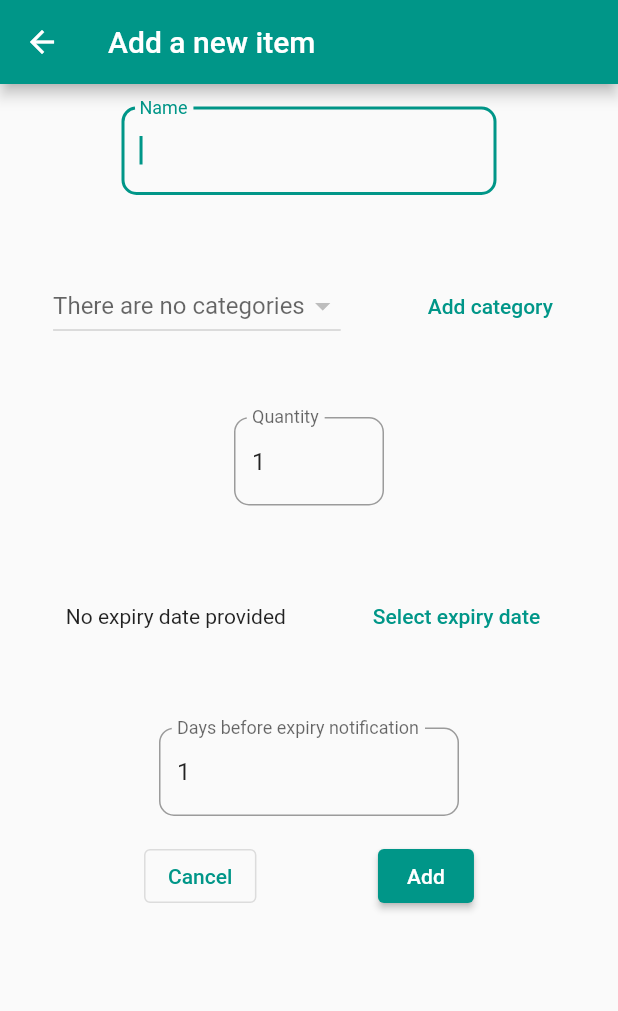
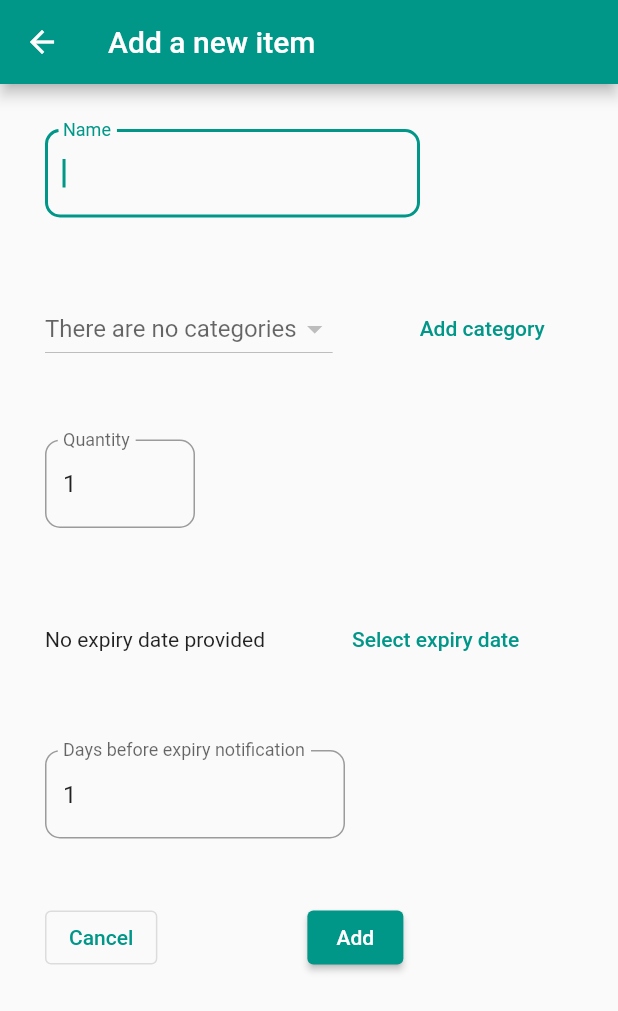
Before and after one commit to InagoesIT/GroceryManager, a Flutter app: the screen it shows after launch, after a tap on the "add" icon, on a phone screen of 412 x 824 dp. Shown: the top 1011 px of the screen. Run offline on Flutter 3.47's test engine with Material 2 defaults, Android fonts, the light colour scheme and no system bars; our stand-ins replace get, get_storage.

Commit message:
MyApp is GroceryManager and current filter fix

```diff
--- a/grocery_manager/lib/controllers/my_products_controller.dart
+++ b/grocery_manager/lib/controllers/my_products_controller.dart
@@ -4,7 +4,8 @@ import '../models/product.dart';
 import '../views/filters_page.dart';
 
 class MyProductsController<T extends Product> extends GetxController {
-  final RxList<T> _products = List<T>.empty(growable: true).obs;
+  final RxList<T> _allProducts = List<T>.empty(growable: true).obs;
+  RxList<T> _products = List<T>.empty(growable: true).obs;
   String key;
   RxString currentFilter = FiltersPage.NO_CATEGORY.obs;
   Function createProductFunction;
@@ -20,17 +21,29 @@ class MyProductsController<T extends Product> extends GetxController {
       for (Map<String, dynamic> productMap in storedProducts) {
         T product = createProductFunction();
         product.fromJson(productMap);
-        _products.add(product);
+        _allProducts.add(product);
       }
+      _products.value = _allProducts;
     }
-    ever(_products, (_) {
-      GetStorage().write(key, _products.toList());
+    ever(_allProducts, (_) {
+      GetStorage().write(key, _allProducts.toList());
     });
     super.onInit();
   }
 
+  void filterProducts() {
+    if (currentFilter.value == FiltersPage.NO_CATEGORY) {
+      _products.value = _allProducts;
+      return;
+    }
+    _products.value = _allProducts
+        .where((product) => product.category.value == currentFilter.value)
+        .toList();
+  }
+
   void addProduct(T product) {
-    _products.add(product);
+    _allProducts.add(product);
+    filterProducts();
   }
 
   T? getProduct(int index) {
@@ -59,6 +72,8 @@ class MyProductsController<T extends Product> extends GetxController {
     if (index < 0 && index >= _products.length) {
       return;
     }
-    _products.removeAt(index);
+    T product = _products[index];
+    _allProducts.remove(product);
+    filterProducts();
   }
 }
--- a/grocery_manager/lib/main.dart
+++ b/grocery_manager/lib/main.dart
@@ -11,11 +11,11 @@ import 'models/grocery.dart';
 
 void main() async {
   await GetStorage.init();
-  runApp(const MyApp());
+  runApp(const GroceryManager());
 }
 
-class MyApp extends StatelessWidget {
-  const MyApp({super.key});
+class GroceryManager extends StatelessWidget {
+  const GroceryManager({super.key});
 
   void createControllers() {
     Get.put(MyProductsController<Grocery>(
--- a/grocery_manager/lib/views/base_views/my_product.dart
+++ b/grocery_manager/lib/views/base_views/my_product.dart
@@ -27,11 +27,9 @@ abstract class MyProduct<T extends Product> extends StatelessWidget {
 
   Widget getBody(BuildContext context) {
     return Padding(
-      padding: const EdgeInsets.all(15),
+      padding: const EdgeInsets.fromLTRB(30, 30, 0, 0),
       child: SingleChildScrollView(
           child: Column(
-        mainAxisAlignment: MainAxisAlignment.center,
-        crossAxisAlignment: CrossAxisAlignment.center,
         children: getProductElements(context) + getProductButtons(),
       )),
     );
@@ -39,8 +37,10 @@ abstract class MyProduct<T extends Product> extends StatelessWidget {
 
   List<Widget> getProductElements(BuildContext context);
 
-  SizedBox getProductName(TextEditingController nameEditingController) {
-    return SizedBox(
+  Align getProductName(TextEditingController nameEditingController) {
+    return Align(
+        alignment: Alignment.topLeft,
+        child: SizedBox(
             width: 250,
             child: TextField(
               controller: nameEditingController,
@@ -50,7 +50,7 @@ abstract class MyProduct<T extends Product> extends StatelessWidget {
               keyboardType: TextInputType.text,
               maxLines: 1,
               onChanged: (value) => product!.name.value = value,
-        ));
+            )));
   }
 
   SizedBox getSpaceBetweenElements(
@@ -72,7 +72,6 @@ abstract class MyProduct<T extends Product> extends StatelessWidget {
 
   Obx getProductCategoryHandler() {
     return Obx(() => Row(
-          mainAxisAlignment: MainAxisAlignment.center,
           children: [
             getProductCategory(),
             getSpaceBetweenElements(isVertical: false),
@@ -131,9 +130,12 @@ abstract class MyProduct<T extends Product> extends StatelessWidget {
   List<Widget> getProductButtons() {
     return <Widget>[
       const SizedBox(height: 16),
-      Row(
-          mainAxisAlignment: MainAxisAlignment.spaceEvenly,
-          children: <Widget>[getCancelButton(), getSubmitButton()])
+      Row(children: <Widget>[
+        getSpaceBetweenElements(isVertical: true, multiplier: 4),
+        getCancelButton(),
+        getSpaceBetweenElements(isVertical: false, multiplier: 4),
+        getSubmitButton()
+      ])
     ];
   }
 
@@ -233,8 +235,10 @@ abstract class MyProduct<T extends Product> extends StatelessWidget {
     );
   }
 
-  Widget getProductQuantity(TextEditingController quantityEditingController) {
-    return SizedBox(
+  Align getProductQuantity(TextEditingController quantityEditingController) {
+    return Align(
+        alignment: Alignment.topLeft,
+        child: SizedBox(
             width: 100,
             child: TextField(
               controller: quantityEditingController,
@@ -242,7 +246,7 @@ abstract class MyProduct<T extends Product> extends StatelessWidget {
               keyboardType: TextInputType.number,
               maxLines: 1,
               onChanged: (value) => product!.quantity.value = int.parse(value),
-        ));
+            )));
   }
 
   T getUpdatedProduct();
--- a/grocery_manager/lib/views/my_pantry_item.dart
+++ b/grocery_manager/lib/views/my_pantry_item.dart
@@ -82,7 +82,6 @@
 
     return Obx(() => Center(
             child: Row(
-          mainAxisAlignment: MainAxisAlignment.center,
           children: [
             Text(date.value.compareTo(product.defaultDate) == 0
                 ? "No expiry date provided"
@@ -105,7 +104,7 @@
         )));
   }
 
-  Widget getDaysBeforeNotification() {
+  Align getDaysBeforeNotification() {
     String daysBeforeNotify = "1";
     if (index != null) {
       daysBeforeNotify = myProductsController
@@ -117,7 +116,9 @@
     TextEditingController daysBeforeEditingController =
         TextEditingController(text: daysBeforeNotify);
 
-    return SizedBox(
+    return Align(
+        alignment: Alignment.topLeft,
+        child: SizedBox(
             width: 200,
             child: TextField(
               controller: daysBeforeEditingController,
@@ -126,6 +127,6 @@
               maxLines: 1,
               onChanged: (value) =>
                   product.daysBeforeNotify.value = int.parse(value),
-        ));
+            )));
   }
 }
```
Also changed, not shown: grocery_manager/lib/views/filters_page.dart (+69 -10 lines), 1 other file. Lines whose indentation alone changed are shown as unchanged.
